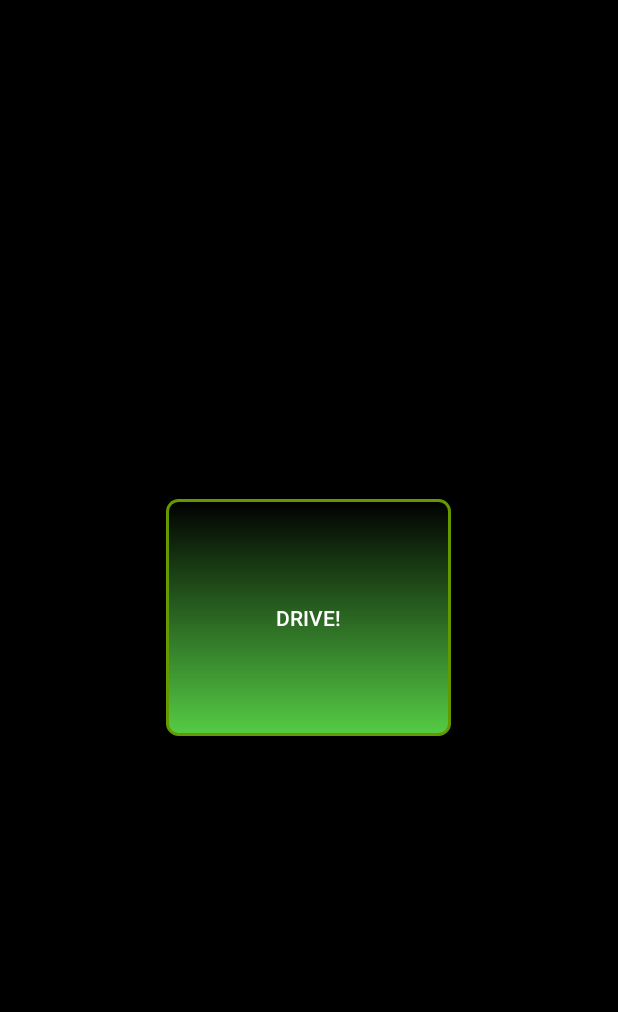
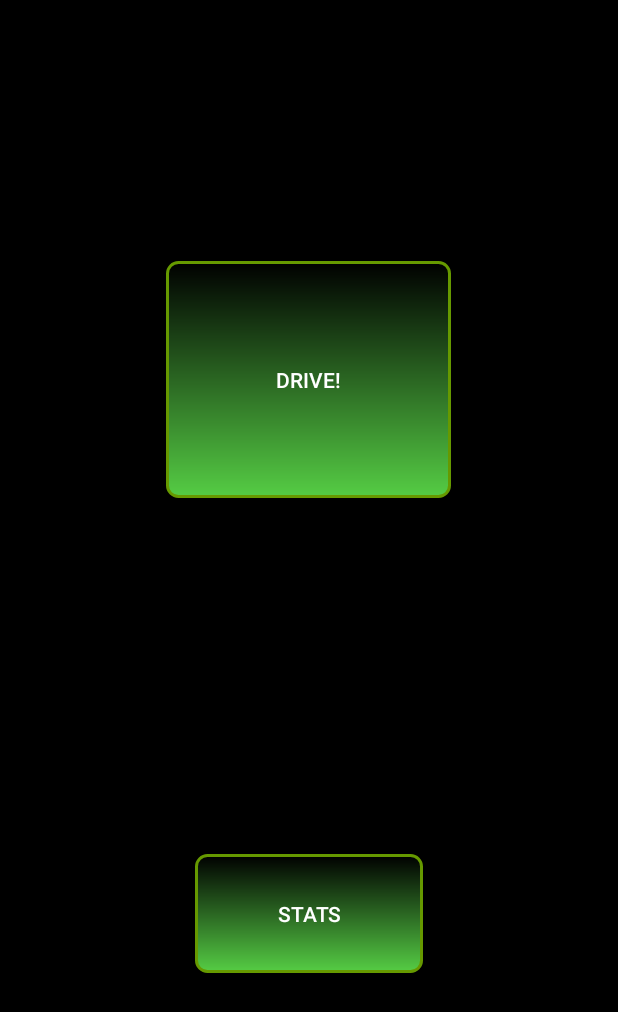
Before and after one commit to alexbrod/CarBlackBox, an Android app: the screen it shows after launch (StartMenuActivity), on a phone screen of 412 x 824 dp. Shown: the top 1012 px of the screen. Run offline under Robolectric (Android 15) with nearby library versions, the phone set to English and light mode, and no system bars; libraries missing offline, so code that uses them is left out: com.facebook.stetho; 1 statement that could not run was skipped.

```diff
--- a/app/src/main/java/alexbrod/carblackbox/ui/ReportsMapFragment.java
+++ b/app/src/main/java/alexbrod/carblackbox/ui/ReportsMapFragment.java
@@ -191,6 +191,10 @@ public class ReportsMapFragment extends SupportMapFragment implements OnMapReady
         map.addMarker(marker);
     }
 
+    public void clearEventsFromMap(){
+        map.clear();
+    }
+
     public void showSavedEventsOnMap(ArrayList<TravelEvent> travelEvents){
         for (TravelEvent te: travelEvents) {
             addMarkerToMap(te.getType(),te.getValue(),te.getTimeOccurred(),
@@ -198,7 +202,7 @@ public class ReportsMapFragment extends SupportMapFragment implements OnMapReady
         }
     }
 
-    public void registerToMapfragmentEvents(IMapFragmentEvents listener){
+    public void registerToMapFragmentEvents(IMapFragmentEvents listener){
         mMapFragmentListener = listener;
     }
 
--- a/app/src/main/java/alexbrod/carblackbox/ui/StartMenuActivity.java
+++ b/app/src/main/java/alexbrod/carblackbox/ui/StartMenuActivity.java
@@ -5,6 +5,9 @@ import android.content.Intent;
 import android.os.Bundle;
 import android.view.View;
 import android.widget.Button;
+
+import com.facebook.stetho.Stetho;
+
 import alexbrod.carblackbox.R;
 import alexbrod.carblackbox.bl.CarBlackBoxEngine;
 
@@ -12,6 +15,7 @@ import alexbrod.carblackbox.bl.CarBlackBoxEngine;
 public class StartMenuActivity extends Activity  {
 
     private Button mBtnDrive;
+    private Button mBtnStats;
     private CarBlackBoxEngine carBlackBoxEngine;
     //-----------------------Activity lifecycle methods ---------------------------
 
@@ -30,6 +34,24 @@ public class StartMenuActivity extends Activity  {
                         new Intent(StartMenuActivity.this, CarViewActivity.class));
             }
         });
+
+        mBtnStats = (Button)findViewById(R.id.btnStats);
+        mBtnStats.setOnClickListener(new View.OnClickListener() {
+            @Override
+            public void onClick(View view) {
+                StartMenuActivity.this.startActivity(
+                        new Intent(StartMenuActivity.this, StatsActivity.class));
+            }
+        });
+
+        //for inspecting sqlite db from chrome://inspect
+        Stetho.initialize(
+                Stetho.newInitializerBuilder(this)
+                        .enableDumpapp(
+                                Stetho.defaultDumperPluginsProvider(this))
+                        .enableWebKitInspector(
+                                Stetho.defaultInspectorModulesProvider(this))
+                        .build());
     }
 
     @Override
--- a/app/src/main/res/layout/activity_start_menu.xml
+++ b/app/src/main/res/layout/activity_start_menu.xml
@@ -12,12 +12,12 @@
     android:background="@android:color/black"
     tools:context="alexbrod.carblackbox.ui.StartMenuActivity">
 
-    <LinearLayout
+    <TextView
         android:layout_width="match_parent"
         android:layout_height="0dp"
-        android:layout_weight="0.4">
+        android:layout_weight="0.2">
 
-    </LinearLayout>
+    </TextView>
 
     <LinearLayout
         android:orientation="horizontal"
@@ -28,26 +28,55 @@
         <TextView
             android:layout_width="0dp"
             android:layout_height="match_parent"
-            android:layout_weight="0.2"/>
+            android:layout_weight="0.25"/>
         <Button
             android:id="@+id/btnDrive"
             android:layout_width="0dp"
             android:layout_height="match_parent"
-            android:layout_weight="0.4"
+            android:layout_weight="0.5"
             android:text="Drive!"
             android:background="@drawable/base_button"/>
         <TextView
             android:layout_width="0dp"
             android:layout_height="match_parent"
-            android:layout_weight="0.2"/>
+            android:layout_weight="0.25"/>
 
     </LinearLayout>
+
+    <TextView
+        android:layout_width="match_parent"
+        android:layout_height="0dp"
+        android:layout_weight="0.3">
+
+    </TextView>
 
     <LinearLayout
         android:layout_width="match_parent"
         android:layout_height="0dp"
-        android:layout_weight="0.4">
+        android:layout_weight="0.1"
+        android:orientation="horizontal">
 
+        <TextView
+            android:layout_width="0dp"
+            android:layout_height="match_parent"
+            android:layout_weight="0.3"/>
+        <Button
+            android:id="@+id/btnStats"
+            android:layout_width="0dp"
+            android:layout_height="match_parent"
+            android:layout_weight="0.4"
+            android:text="Stats"
+            android:background="@drawable/base_button"/>
+        <TextView
+            android:layout_width="0dp"
+            android:layout_height="match_parent"
+            android:layout_weight="0.3"/>
     </LinearLayout>
 
+    <TextView
+        android:layout_width="match_parent"
+        android:layout_height="0dp"
+        android:layout_weight="0.2">
+
+    </TextView>
 </LinearLayout>
```
Also changed, not shown: app/src/main/AndroidManifest.xml (+12 -11 lines), app/src/main/java/alexbrod/carblackbox/bl/CarBlackBoxEngine.java (+18 -18 lines), app/src/main/java/alexbrod/carblackbox/bl/Travel.java (added, +31 -0 lines), app/src/main/java/alexbrod/carblackbox/db/DbManager.java (+29 -0 lines), app/src/main/java/alexbrod/carblackbox/sensors/CarLocationManager.java (renamed from app/src/main/java/alexbrod/carblackbox/sensors/LocationManager.java, +70 -42 lines), app/src/main/java/alexbrod/carblackbox/ui/CarViewActivity.java (+1 -10 lines), app/src/main/java/alexbrod/carblackbox/ui/StatsActivity.java (added, +92 -0 lines), app/src/main/res/layout/activity_stats.xml (added, +46 -0 lines), app/src/main/res/layout/spinner_item_layout.xml (added, +9 -0 lines).
